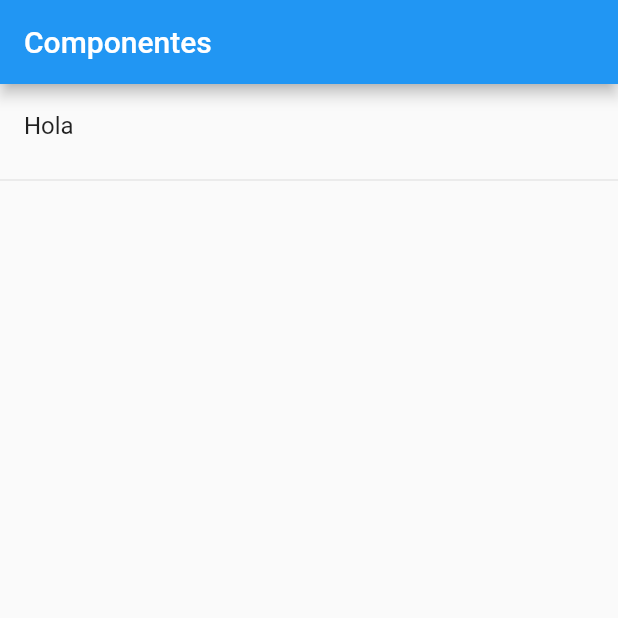
After one commit to mishrole/Flutter_Componentes, a Flutter app: the screen it shows after launch, on a phone screen of 412 x 824 dp, the top half of it. The commit adds this screen. Run offline on Flutter 3.47's test engine with Material 2 defaults, Android fonts, the phone set to English and light mode, and no system bars.

Commit message:
[Add]: HomePage

```diff
--- a/lib/main.dart
+++ b/lib/main.dart
@@ -1,5 +1,5 @@
-import 'package:componentes/src/pages/home_temp.dart';
 import 'package:flutter/material.dart';
+import 'package:componentes/src/pages/home_page.dart';
 
 void main() => runApp(MyApp());
 
@@ -9,7 +9,7 @@ class MyApp extends StatelessWidget {
     return MaterialApp(
       title: 'Componentes App',
       debugShowCheckedModeBanner: false,
-      home: HomePageTemp()
+      home: HomePage()
     );
   }
 }
--- /dev/null
+++ b/lib/src/pages/home_page.dart
@@ -0,0 +1,27 @@
+import 'package:flutter/material.dart';
+
+import 'package:flutter/material.dart';
+
+class HomePage extends StatelessWidget {
+  @override
+  Widget build(BuildContext context) {
+    return Scaffold(
+      appBar: AppBar(title: Text('Componentes')),
+      body: _lista(),
+    );
+  }
+
+}
+
+Widget _lista() {
+  return ListView(
+    children: _listaItems(),
+  );
+}
+
+List<Widget> _listaItems() {
+  return [
+    ListTile(title: Text('Hola')),
+    Divider()
+  ];
+}
```
